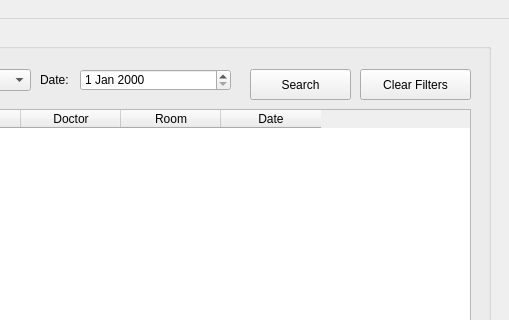
Above: Screens/Receptionist MainMenu.ui from RaahimHash/DBMS-Project-UHU-Clinic before the change; both pictures show x 620 to 1129 and y 0 to 320 of the 1129 by 603 pixel window. Below: the same form after it.
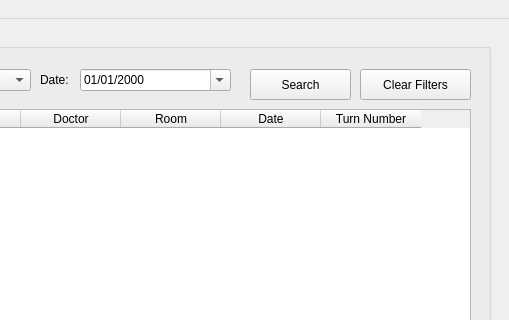
That is the form after the change.

The edit to the form file:
```diff
--- a/Screens/Receptionist MainMenu.ui
+++ b/Screens/Receptionist MainMenu.ui
@@ -151,6 +151,11 @@
        <string>Date</string>
       </property>
      </column>
+     <column>
+      <property name="text">
+       <string>Turn Number</string>
+      </property>
+     </column>
     </widget>
     <widget class="QLabel" name="label_3">
      <property name="geometry">
@@ -210,6 +215,12 @@
        <height>22</height>
       </rect>
      </property>
+     <property name="displayFormat">
+      <string>MM/dd/yyyy</string>
+     </property>
+     <property name="calendarPopup">
+      <bool>true</bool>
+     </property>
     </widget>
     <widget class="QPushButton" name="pushClearFilters">
      <property name="geometry">
```
